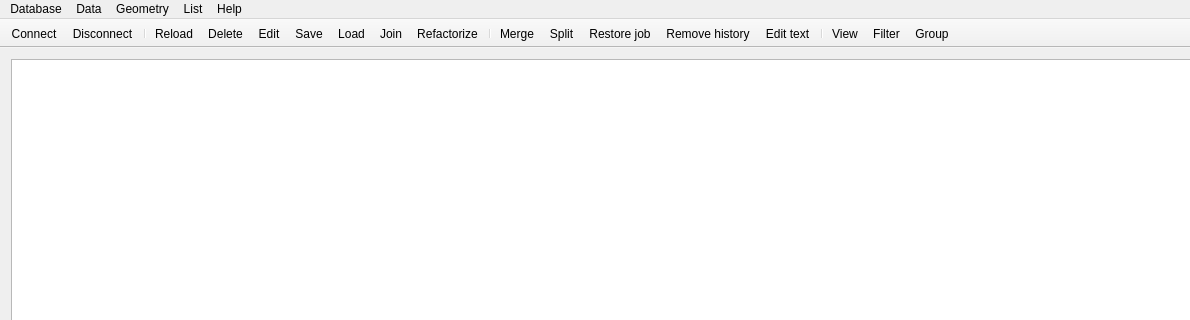
Kuszki/EW-Database, file mainwindow.ui: the form before one commit; both pictures show x 0 to 1190 and y 0 to 320 of the 1366 by 768 pixel window.
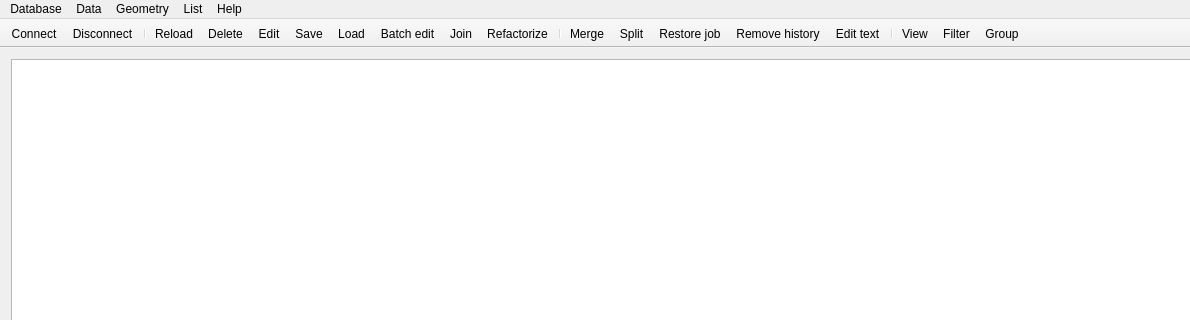
The form after the commit. Icons and pictures are not drawn.

```diff
--- a/mainwindow.ui
+++ b/mainwindow.ui
@@ -151,6 +151,7 @@
    <addaction name="actionEdit"/>
    <addaction name="actionSave"/>
    <addaction name="actionLoad"/>
+   <addaction name="actionBatch"/>
    <addaction name="actionJoin"/>
    <addaction name="actionRefactor"/>
    <addaction name="separator"/>
@@ -427,6 +428,17 @@
     <string>Ctrl+X</string>
    </property>
   </action>
+  <action name="actionBatch">
+   <property name="icon">
+    <iconset theme="system-run"/>
+   </property>
+   <property name="text">
+    <string>Batch edit</string>
+   </property>
+   <property name="shortcut">
+    <string>Ctrl+B</string>
+   </property>
+  </action>
  </widget>
  <layoutdefault spacing="6" margin="11"/>
  <resources/>
```
Left out of the diff: 1 changed line with no effect on the pictures.
